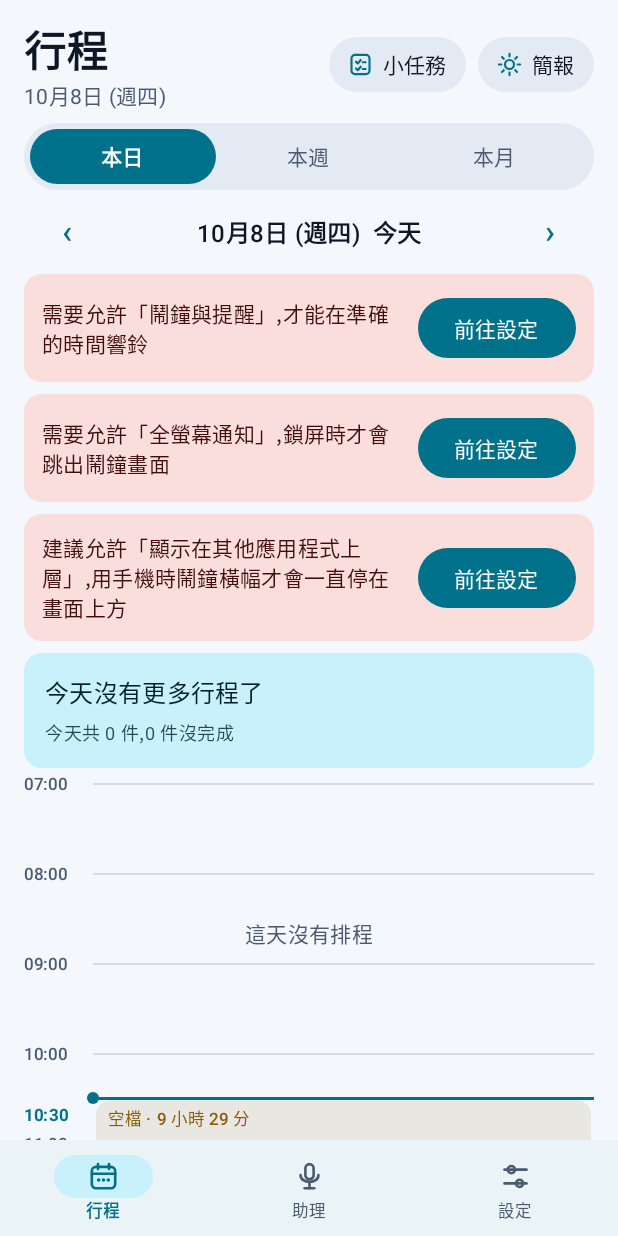
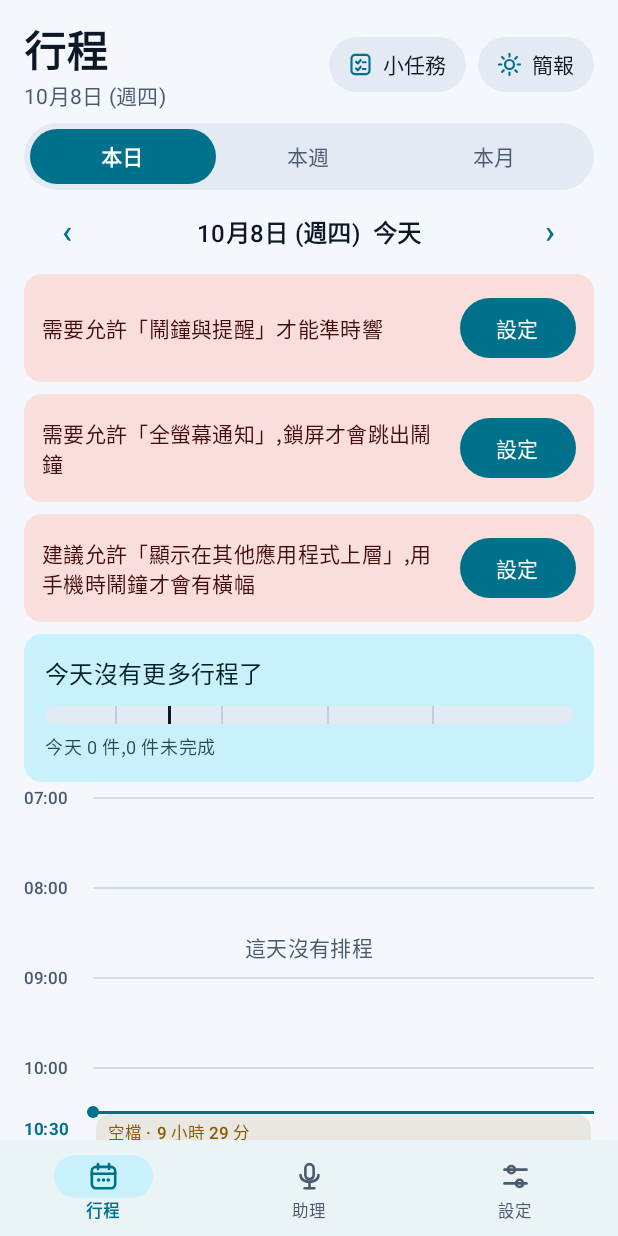
Before and after one commit to York260/free-life, an Android app built with Jetpack Compose: the screen it shows after launch (MainActivity), on a phone screen of 412 x 824 dp. Run offline under Robolectric (Android 15) with nearby library versions, the phone set to English and light mode, and no system bars; pictures from the network do not load.

Commit message:
No-ring items, cleaner UI text, richer schedule visuals, fix auto voice popup
Co-Authored-By: Claude Sonnet 5.5 <noreply@anthropic.com>
Claude-Session: https://claude.ai/code/session_01TMPVYK6NRrJejmTwynC2kq

```diff
--- a/app/src/main/java/com/freelife/app/Briefing.kt
+++ b/app/src/main/java/com/freelife/app/Briefing.kt
@@ -60,7 +60,7 @@ object Briefing {
     fun collect(now: LocalDateTime, all: List<Reminder>): DayPlan {
         val zone = ZoneId.systemDefault()
         val items = all
-            .filter { !it.done && (it.triggerAt != null || it.endAt != null) }
+            .filter { !it.done && it.hasTime }
             .map { r ->
                 val t = r.start
                 Item(
@@ -76,7 +76,7 @@ object Briefing {
             today = items.filter { it.at.toLocalDate() == today && !(it.end ?: it.at).isBefore(now) },
             tomorrow = items.filter { it.at.toLocalDate() == today.plusDays(1) },
             overdue = items.filter { (it.end ?: it.at).isBefore(now) },
-            quick = all.filter { !it.done && it.triggerAt == null && it.endAt == null },
+            quick = all.filter { !it.done && !it.hasTime },
         )
     }
 
--- a/app/src/main/java/com/freelife/app/HomeScreen.kt
+++ b/app/src/main/java/com/freelife/app/HomeScreen.kt
@@ -205,23 +205,19 @@ fun HomeScreen(
                 .verticalScroll(rememberScrollState()),
         ) {
             if (exactAlarmMissing) {
-                PermissionCard("需要允許「鬧鐘與提醒」,才能在準確的時間響鈴", "前往設定", onGrantExactAlarm)
+                PermissionCard("需要允許「鬧鐘與提醒」才能準時響", "設定", onGrantExactAlarm)
             }
             if (notifMissing) {
-                PermissionCard("需要允許通知,鬧鐘才會響", "允許通知", onGrantNotif)
+                PermissionCard("需要允許通知", "允許", onGrantNotif)
             }
             if (fullScreenMissing) {
-                PermissionCard("需要允許「全螢幕通知」,鎖屏時才會跳出鬧鐘畫面", "前往設定", onGrantFullScreen)
+                PermissionCard("需要允許「全螢幕通知」,鎖屏才會跳出鬧鐘", "設定", onGrantFullScreen)
             }
             if (overlayMissing) {
-                PermissionCard(
-                    "建議允許「顯示在其他應用程式上層」,用手機時鬧鐘橫幅才會一直停在畫面上方",
-                    "前往設定",
-                    onGrantOverlay,
-                )
+                PermissionCard("建議允許「顯示在其他應用程式上層」,用手機時鬧鐘才會有橫幅", "設定", onGrantOverlay)
             }
             if (silenced) {
-                PermissionCard("手機目前是勿擾的「完全靜音」,鬧鐘也不會響。請改成「僅限鬧鐘」或關閉", "前往設定", onOpenSound)
+                PermissionCard("勿擾是「完全靜音」,鬧鐘不會響。請改成「僅限鬧鐘」", "設定", onOpenSound)
             }
             if (crashText != null) {
                 Card(
@@ -232,7 +228,7 @@ fun HomeScreen(
                 ) {
                     Column(modifier = Modifier.padding(12.dp)) {
                         Text(
-                            text = "上次出了問題(請按「複製」貼給我)",
+                            text = "上次出了問題",
                             style = MaterialTheme.typography.titleSmall,
                             color = MaterialTheme.colorScheme.onErrorContainer,
                         )
@@ -259,7 +255,7 @@ fun HomeScreen(
                 MODE_WEEK -> {
                     val open = occs.count { !it.r.done }
                     Text(
-                        text = "這週共 ${occs.size} 件,還有 $open 件沒完成。點某一天可以看時間軸。",
+                        text = "共 ${occs.size} 件,$open 件未完成",
                         style = MaterialTheme.typography.bodyMedium,
                         color = MaterialTheme.colorScheme.onSurfaceVariant,
                         modifier = Modifier.padding(bottom = 8.dp),
@@ -302,9 +298,7 @@ fun HomeScreen(
                 }
             }
 
-            TextButton(onClick = onTestAlarm, modifier = Modifier.padding(top = 8.dp)) {
-                Text("測試鬧鐘(10 秒後響)")
-            }
+            ScheduleLegend()
             Spacer(Modifier.height(16.dp))
         }
     }
@@ -385,7 +379,7 @@ private fun DaySummary(day: LocalDate, occs: List<Occ>, now: LocalDateTime) {
 
     if (!isToday) {
         Text(
-            text = if (items.isEmpty()) "這天沒有排程" else "共 ${items.size} 件,${open} 件沒完成",
+            text = if (items.isEmpty()) "這天沒有行程" else "共 ${items.size} 件,$open 件未完成",
             style = MaterialTheme.typography.bodyMedium,
             color = scheme.onSurfaceVariant,
             modifier = Modifier.padding(bottom = 8.dp),
@@ -439,7 +433,8 @@ private fun DaySummary(day: LocalDate, occs: List<Occ>, now: LocalDateTime) {
                     )
                 }
             }
-            val bits = mutableListOf("今天共 ${items.size} 件,${open} 件沒完成")
+            Box(modifier = Modifier.padding(top = 10.dp)) { WeekTrack(items, now, 12.dp) }
+            val bits = mutableListOf("今天 ${items.size} 件,$open 件未完成")
             if (late > 0) bits += "$late 件已過時"
             Text(
                 bits.joinToString(" · "),
@@ -476,12 +471,15 @@ private fun AgendaRow(o: Occ, now: LocalDateTime, onClick: (Reminder) -> Unit) {
                 .background(if (o.end == null) scheme.tertiary else scheme.primary),
         )
         Column(modifier = Modifier.padding(start = 10.dp)) {
+            Row(verticalAlignment = Alignment.CenterVertically) {
+                if (r.ringless) AppIcon(Glyph.BELL_OFF, scheme.onSurfaceVariant, 14.dp, Modifier.padding(end = 4.dp))
                 Text(
                     text = r.title,
                     style = MaterialTheme.typography.bodyLarge,
                     textDecoration = if (r.done) TextDecoration.LineThrough else null,
                     color = if (r.done) scheme.outline else scheme.onSurface,
                 )
+            }
             val late = !r.done && o.effectiveEnd.isBefore(now) && r.repeat.isEmpty()
             Text(
                 text = time + (if (r.repeat.isEmpty()) "" else " · ${Repeat.label(r.repeat)}") +
@@ -636,7 +634,7 @@ private fun QuickTaskSheet(
             )
             if (quick.isEmpty()) {
                 Text(
-                    text = "目前沒有小任務。到「助理」說一聲,例如「買牛奶」。",
+                    text = "目前沒有小任務",
                     style = MaterialTheme.typography.bodyMedium,
                     color = scheme.onSurfaceVariant,
                     modifier = Modifier.padding(vertical = 12.dp),
--- a/app/src/main/java/com/freelife/app/Icons.kt
+++ b/app/src/main/java/com/freelife/app/Icons.kt
@@ -16,7 +16,7 @@ import androidx.compose.ui.graphics.drawscope.Stroke
 import androidx.compose.ui.unit.Dp
 import androidx.compose.ui.unit.dp
 
-enum class Glyph { CALENDAR, MIC, SLIDERS, SUN, CHECKLIST, REPEAT, SPEAKER, WARNING, CHECK }
+enum class Glyph { CALENDAR, MIC, SLIDERS, SUN, CHECKLIST, REPEAT, SPEAKER, WARNING, CHECK, BELL_OFF }
 
 /** 自己畫的線條圖示(圓角、統一線寬),不依賴任何圖示庫。 */
 @Composable
@@ -122,6 +122,18 @@ fun AppIcon(glyph: Glyph, color: Color, size: Dp = 22.dp, modifier: Modifier = M
                 drawCircle(color, 1.1f * u, p(12f, 16.8f))
             }
 
+            Glyph.BELL_OFF -> {
+                val bell = Path().apply {
+                    moveTo(5f * u, 17f * u); lineTo(7f * u, 17f * u); lineTo(7f * u, 11f * u)
+                    cubicTo(7f * u, 8f * u, 9f * u, 6f * u, 12f * u, 6f * u)
+                    cubicTo(15f * u, 6f * u, 17f * u, 8f * u, 17f * u, 11f * u)
+                    lineTo(17f * u, 17f * u); lineTo(19f * u, 17f * u)
+                }
+                drawPath(bell, color, style = st)
+                line(10f, 20f, 14f, 20f)
+                line(4f, 4f, 20f, 20f)
+            }
+
             Glyph.CHECK -> {
                 val c = Path().apply {
                     moveTo(5f * u, 12.5f * u); lineTo(10f * u, 17.5f * u); lineTo(19f * u, 7f * u)
--- a/app/src/main/java/com/freelife/app/ScheduleModel.kt
+++ b/app/src/main/java/com/freelife/app/ScheduleModel.kt
@@ -21,7 +21,7 @@ object ScheduleModel {
         LocalDateTime.ofInstant(Instant.ofEpochMilli(ms), ZoneId.systemDefault())
 
     /** 有時間的提醒才會出現在行程圖上(沒有時間的小任務另外列)。 */
-    fun isTimed(r: Reminder): Boolean = r.triggerAt != null || r.endAt != null
+    fun isTimed(r: Reminder): Boolean = r.hasTime
 
     /** 在 [from, toExclusive) 這段日期內的所有出現,重複項目會往後展開。 */
     fun occurrences(all: List<Reminder>, from: LocalDate, toExclusive: LocalDate): List<Occ> {
--- a/app/src/main/java/com/freelife/app/ScheduleViews.kt
+++ b/app/src/main/java/com/freelife/app/ScheduleViews.kt
@@ -218,6 +218,7 @@ private fun EventBlock(
     val r = o.r
     val point = o.end == null
     val scheme = MaterialTheme.colorScheme
+    val info = r.ringless
     val container = if (point) scheme.tertiaryContainer else scheme.primaryContainer
     val content = if (point) scheme.onTertiaryContainer else scheme.onPrimaryContainer
     val accent = if (point) scheme.tertiary else scheme.primary
@@ -237,8 +238,12 @@ private fun EventBlock(
 
     var m = modifier
         .clip(shape)
-        .background(container.copy(alpha = if (r.done) 0.45f else 1f))
-    if (clash || overdue) m = m.border(1.5.dp, scheme.error, shape)
+        .background(container.copy(alpha = if (r.done) 0.45f else if (info) 0.5f else 1f))
+    if (clash || overdue) {
+        m = m.border(1.5.dp, scheme.error, shape)
+    } else if (info && !r.done) {
+        m = m.border(1.dp, accent.copy(alpha = 0.7f), shape)
+    }
     Row(modifier = m.clickable { onClick() }) {
         Box(
             modifier = Modifier
@@ -257,6 +262,9 @@ private fun EventBlock(
                     }
                     if (r.repeat.isNotEmpty()) {
                         AppIcon(Glyph.REPEAT, content, 14.dp, Modifier.padding(end = 4.dp))
+                    }
+                    if (info) {
+                        AppIcon(Glyph.BELL_OFF, content.copy(alpha = 0.8f), 14.dp, Modifier.padding(end = 4.dp))
                     }
                     Text(
                         text = title,
@@ -356,14 +364,14 @@ fun WeekView(
 }
 
 @Composable
-private fun WeekTrack(items: List<Occ>, now: LocalDateTime?) {
+fun WeekTrack(items: List<Occ>, now: LocalDateTime?, height: androidx.compose.ui.unit.Dp = 20.dp) {
     val scheme = MaterialTheme.colorScheme
     val from = 7 * 60
     val span = 15 * 60f
     BoxWithConstraints(
         modifier = Modifier
             .fillMaxWidth()
-            .height(20.dp)
+            .height(height)
             .clip(RoundedCornerShape(6.dp))
             .background(scheme.surfaceVariant),
     ) {
@@ -399,7 +407,7 @@ private fun WeekTrack(items: List<Occ>, now: LocalDateTime?) {
                     .width(w)
                     .height(14.dp)
                     .clip(RoundedCornerShape(4.dp))
-                    .background(color.copy(alpha = 0.85f)),
+                    .background(color.copy(alpha = if (o.r.ringless) 0.45f else 0.9f)),
             )
         }
         if (now != null) {
@@ -511,3 +519,38 @@ fun MonthView(
         }
     }
 }
+
+/** 顏色說明:青色=排程、琥珀=小任務/提醒、虛線框加鈴鐺斜線=只記錄不響鈴。 */
+@Composable
+fun ScheduleLegend() {
+    val scheme = MaterialTheme.colorScheme
+    Row(
+        modifier = Modifier.padding(top = 10.dp),
+        horizontalArrangement = Arrangement.spacedBy(14.dp),
+        verticalAlignment = Alignment.CenterVertically,
+    ) {
+        @Composable
+        fun item(color: androidx.compose.ui.graphics.Color, text: String, hollow: Boolean = false) {
+            Row(verticalAlignment = Alignment.CenterVertically) {
+                Box(
+                    modifier = Modifier
+                        .width(14.dp)
+                        .height(10.dp)
+                        .clip(RoundedCornerShape(3.dp))
+                        .background(color.copy(alpha = if (hollow) 0.3f else 0.9f))
+                        .then(if (hollow) Modifier.border(1.dp, color, RoundedCornerShape(3.dp)) else Modifier),
+                )
+                if (hollow) AppIcon(Glyph.BELL_OFF, scheme.onSurfaceVariant, 12.dp, Modifier.padding(start = 4.dp))
+                Text(
+                    text = text,
+                    style = MaterialTheme.typography.labelSmall,
+                    color = scheme.onSurfaceVariant,
+                    modifier = Modifier.padding(start = 4.dp),
+                )
+            }
+        }
+        item(scheme.primary, "排程")
+        item(scheme.tertiary, "有時間的小任務")
+        item(scheme.primary, "只記錄", hollow = true)
+    }
+}
```
Also changed, not shown: app/src/main/java/com/freelife/app/Assistant.kt (+22 -12 lines), app/src/main/java/com/freelife/app/AssistantScreen.kt (+20 -53 lines), app/src/main/java/com/freelife/app/BriefingScreen.kt (+49 -17 lines), app/src/main/java/com/freelife/app/EditDialog.kt (+12 -4 lines), app/src/main/java/com/freelife/app/MainActivity.kt (+5 -4 lines), app/src/main/java/com/freelife/app/Persona.kt (+7 -5 lines), app/src/main/java/com/freelife/app/Reminder.kt (+10 -0 lines), app/src/main/java/com/freelife/app/ReminderParser.kt (+11 -0 lines), app/src/main/java/com/freelife/app/Sound.kt (+4 -4 lines). Lines whose indentation alone changed are shown as unchanged.
